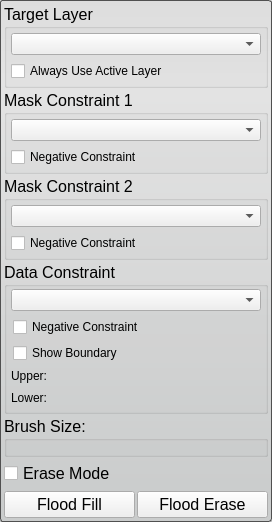
Qt form src/Interface/ToolInterface/PaintToolInterface.ui (SCIInstitute/Seg3D) before a commit.
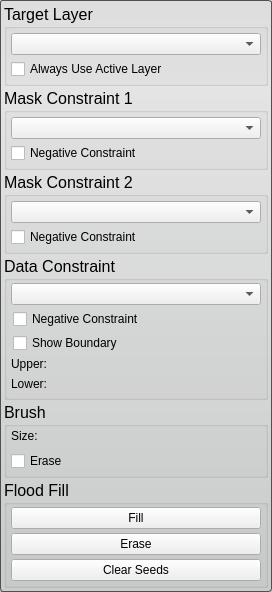
The same form after that commit. Custom widgets are drawn as their Qt base class.

Commit message: Changed the flood fill feature of the paint tool to work with data and mask constraints, and allows the user to pick seed points instead of always starting from the four corners. Added 'C' as the shortcut key for clearing all seeds to SeedPointsTool.

What changed in the file:
```diff
--- a/src/Interface/ToolInterface/PaintToolInterface.ui
+++ b/src/Interface/ToolInterface/PaintToolInterface.ui
@@ -7,7 +7,7 @@
     <x>0</x>
     <y>0</y>
     <width>272</width>
-    <height>510</height>
+    <height>548</height>
    </rect>
   </property>
   <property name="sizePolicy">
@@ -44,6 +44,9 @@
       <string>Target Layer</string>
      </property>
      <layout class="QVBoxLayout" name="verticalLayout_4">
+      <property name="spacing">
+       <number>4</number>
+      </property>
       <property name="margin">
        <number>4</number>
       </property>
@@ -59,12 +62,6 @@
       </item>
       <item>
        <widget class="QWidget" name="widget_4" native="true">
-        <property name="minimumSize">
-         <size>
-          <width>0</width>
-          <height>20</height>
-         </size>
-        </property>
         <layout class="QHBoxLayout" name="horizontalLayout">
          <property name="spacing">
           <number>0</number>
@@ -97,6 +94,9 @@
       <string>Mask Constraint 1</string>
      </property>
      <layout class="QVBoxLayout" name="verticalLayout_5">
+      <property name="spacing">
+       <number>4</number>
+      </property>
       <property name="margin">
        <number>4</number>
       </property>
@@ -112,12 +112,6 @@
       </item>
       <item>
        <widget class="QWidget" name="widget_2" native="true">
-        <property name="minimumSize">
-         <size>
-          <width>0</width>
-          <height>20</height>
-         </size>
-        </property>
         <layout class="QHBoxLayout" name="horizontalLayout_2">
          <property name="spacing">
           <number>0</number>
@@ -150,6 +144,9 @@
       <string>Mask Constraint 2</string>
      </property>
      <layout class="QVBoxLayout" name="verticalLayout_7">
+      <property name="spacing">
+       <number>4</number>
+      </property>
       <property name="margin">
        <number>4</number>
       </property>
@@ -165,12 +162,6 @@
       </item>
       <item>
        <widget class="QWidget" name="widget_5" native="true">
-        <property name="minimumSize">
-         <size>
-          <width>0</width>
-          <height>20</height>
-         </size>
-        </property>
         <layout class="QHBoxLayout" name="horizontalLayout_8">
          <property name="spacing">
           <number>0</number>
@@ -212,6 +203,9 @@
       <bool>false</bool>
      </property>
      <layout class="QVBoxLayout" name="verticalLayout_6">
+      <property name="spacing">
+       <number>4</number>
+      </property>
       <property name="leftMargin">
        <number>4</number>
       </property>
@@ -236,12 +230,6 @@
       </item>
       <item>
        <widget class="QWidget" name="widget_7" native="true">
-        <property name="minimumSize">
-         <size>
-          <width>0</width>
-          <height>20</height>
-         </size>
-        </property>
         <layout class="QHBoxLayout" name="horizontalLayout_5">
          <property name="spacing">
           <number>0</number>
@@ -270,12 +258,6 @@
       </item>
       <item>
        <widget class="QWidget" name="widget_8" native="true">
-        <property name="minimumSize">
-         <size>
-          <width>0</width>
-          <height>20</height>
-         </size>
-        </property>
         <layout class="QHBoxLayout" name="horizontalLayout_4">
          <property name="spacing">
           <number>0</number>
@@ -352,11 +334,11 @@
    <item>
     <widget class="QGroupBox" name="groupBox">
      <property name="title">
-      <string>Brush Size:</string>
+      <string>Brush</string>
      </property>
-     <layout class="QHBoxLayout" name="horizontalLayout_6">
+     <layout class="QVBoxLayout" name="verticalLayout_9">
       <property name="spacing">
-       <number>0</number>
+       <number>4</number>
       </property>
       <property name="leftMargin">
        <number>4</number>
@@ -370,20 +352,18 @@
       <property name="bottomMargin">
        <number>4</number>
       </property>
+      <item>
+       <widget class="QLabel" name="label">
+        <property name="text">
+         <string>Size:</string>
+        </property>
+       </widget>
+      </item>
       <item>
        <widget class="QtUtils::QtSliderIntCombo" name="brush_radius_" native="true"/>
       </item>
-     </layout>
-    </widget>
-   </item>
    <item>
     <widget class="QWidget" name="widget_6" native="true">
-     <property name="minimumSize">
-      <size>
-       <width>0</width>
-       <height>30</height>
-      </size>
-     </property>
      <property name="maximumSize">
       <size>
        <width>16777215</width>
@@ -400,30 +380,60 @@
       <item>
        <widget class="QCheckBox" name="eraseCheckBox">
         <property name="text">
-         <string>Erase Mode</string>
+            <string>Erase</string>
         </property>
        </widget>
       </item>
      </layout>
     </widget>
    </item>
+     </layout>
+    </widget>
+   </item>
    <item>
-    <layout class="QHBoxLayout" name="horizontalLayout_7">
-     <item>
-      <widget class="QPushButton" name="floodfill_button_">
-       <property name="text">
+    <widget class="QGroupBox" name="groupBox_3">
+     <property name="title">
         <string>Flood Fill</string>
        </property>
+     <layout class="QVBoxLayout" name="verticalLayout_8">
+      <property name="spacing">
+       <number>4</number>
+      </property>
+      <property name="leftMargin">
+       <number>4</number>
+      </property>
+      <property name="topMargin">
+       <number>2</number>
+      </property>
+      <property name="rightMargin">
+       <number>4</number>
+      </property>
+      <property name="bottomMargin">
+       <number>4</number>
+      </property>
+      <item>
+       <widget class="QPushButton" name="floodfill_button_">
+        <property name="text">
+         <string>Fill</string>
+        </property>
       </widget>
      </item>
      <item>
       <widget class="QPushButton" name="flooderase_button_">
        <property name="text">
-        <string>Flood Erase</string>
+         <string>Erase</string>
+        </property>
+       </widget>
+      </item>
+      <item>
+       <widget class="QPushButton" name="clear_seeds_button_">
+        <property name="text">
+         <string>Clear Seeds</string>
        </property>
       </widget>
      </item>
     </layout>
+    </widget>
    </item>
   </layout>
  </widget>
```
Lines whose indentation alone changed are shown as unchanged. The commit also changes 13 other files.
